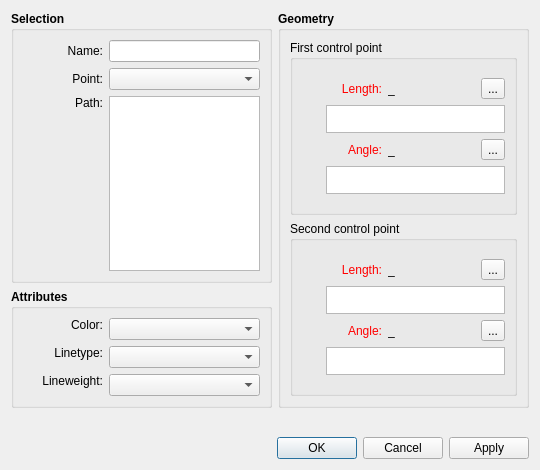
This is src/libs/vtools/dialogs/tools/dialogsplinepath.ui in FashionFreedom/Seamly2D as Qt 5 draws it before an edit. The edited form follows.
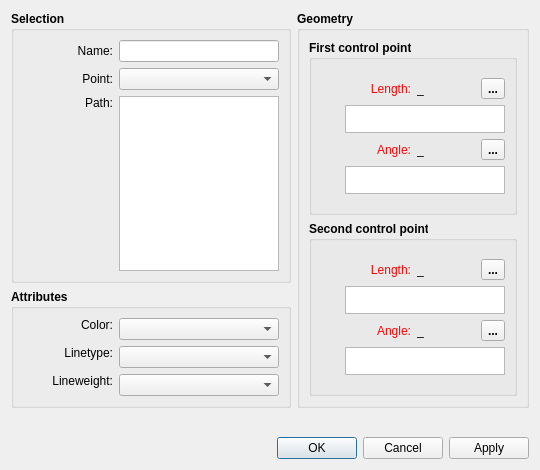
This is the edited form. Icons and pictures are not drawn. Custom widgets are drawn as their Qt base class.

Patch:
```diff
--- a/src/libs/vtools/dialogs/tools/dialogsplinepath.ui
+++ b/src/libs/vtools/dialogs/tools/dialogsplinepath.ui
@@ -39,10 +39,15 @@
            <verstretch>0</verstretch>
           </sizepolicy>
          </property>
+         <property name="minimumSize">
+          <size>
+           <width>0</width>
+           <height>0</height>
+          </size>
+         </property>
          <property name="font">
           <font>
            <pointsize>9</pointsize>
-           <weight>75</weight>
            <bold>true</bold>
           </font>
          </property>
@@ -51,18 +56,21 @@
          </property>
          <layout class="QVBoxLayout" name="verticalLayout_8">
           <item>
-           <layout class="QHBoxLayout" name="horizontalLayout_10">
-            <item>
+           <layout class="QFormLayout" name="formLayout">
+            <property name="labelAlignment">
+             <set>Qt::AlignRight|Qt::AlignTrailing|Qt::AlignVCenter</set>
+            </property>
+            <item row="0" column="0">
              <widget class="QLabel" name="labelName">
               <property name="minimumSize">
                <size>
-                <width>80</width>
+                <width>90</width>
                 <height>0</height>
                </size>
               </property>
               <property name="font">
                <font>
-                <weight>50</weight>
+                <pointsize>9</pointsize>
                 <bold>false</bold>
                </font>
               </property>
@@ -74,7 +82,7 @@
               </property>
              </widget>
             </item>
-            <item>
+            <item row="0" column="1">
              <widget class="QLineEdit" name="lineEditSplPathName">
               <property name="sizePolicy">
                <sizepolicy hsizetype="Expanding" vsizetype="Fixed">
@@ -84,13 +92,13 @@
               </property>
               <property name="minimumSize">
                <size>
-                <width>140</width>
+                <width>80</width>
                 <height>0</height>
                </size>
               </property>
               <property name="font">
                <font>
-                <weight>50</weight>
+                <pointsize>9</pointsize>
                 <bold>false</bold>
                </font>
               </property>
@@ -99,21 +107,17 @@
               </property>
              </widget>
             </item>
-           </layout>
-          </item>
-          <item>
-           <layout class="QHBoxLayout" name="horizontalLayout_3">
-            <item>
+            <item row="1" column="0">
              <widget class="QLabel" name="labelPoint">
               <property name="minimumSize">
                <size>
-                <width>80</width>
+                <width>90</width>
                 <height>0</height>
                </size>
               </property>
               <property name="font">
                <font>
-                <weight>50</weight>
+                <pointsize>9</pointsize>
                 <bold>false</bold>
                </font>
               </property>
@@ -125,7 +129,7 @@
               </property>
              </widget>
             </item>
-            <item>
+            <item row="1" column="1">
              <widget class="QComboBox" name="comboBoxPoint">
               <property name="sizePolicy">
                <sizepolicy hsizetype="Expanding" vsizetype="Fixed">
@@ -135,33 +139,29 @@
               </property>
               <property name="minimumSize">
                <size>
-                <width>140</width>
+                <width>80</width>
                 <height>0</height>
                </size>
               </property>
               <property name="font">
                <font>
-                <weight>50</weight>
+                <pointsize>9</pointsize>
                 <bold>false</bold>
                </font>
               </property>
              </widget>
             </item>
-           </layout>
-          </item>
-          <item>
-           <layout class="QHBoxLayout" name="horizontalLayout">
-            <item>
+            <item row="2" column="0">
              <widget class="QLabel" name="label">
               <property name="minimumSize">
                <size>
-                <width>80</width>
+                <width>90</width>
                 <height>0</height>
                </size>
               </property>
               <property name="font">
                <font>
-                <weight>50</weight>
+                <pointsize>9</pointsize>
                 <bold>false</bold>
                </font>
               </property>
@@ -173,11 +173,11 @@
               </property>
              </widget>
             </item>
-            <item>
+            <item row="2" column="1">
              <widget class="QListWidget" name="listWidget">
               <property name="minimumSize">
                <size>
-                <width>140</width>
+                <width>80</width>
                 <height>0</height>
                </size>
               </property>
@@ -202,7 +202,6 @@
          <property name="font">
           <font>
            <pointsize>9</pointsize>
-           <weight>75</weight>
            <bold>true</bold>
           </font>
          </property>
@@ -212,6 +211,9 @@
          <layout class="QVBoxLayout" name="verticalLayout_5">
           <item>
            <layout class="QFormLayout" name="formLayout_3">
+            <property name="labelAlignment">
+             <set>Qt::AlignRight|Qt::AlignTrailing|Qt::AlignVCenter</set>
+            </property>
             <item row="1" column="0">
              <widget class="QLabel" name="lineType_Label">
               <property name="sizePolicy">
@@ -222,7 +224,7 @@
               </property>
               <property name="minimumSize">
                <size>
-                <width>80</width>
+                <width>90</width>
                 <height>0</height>
                </size>
               </property>
@@ -235,7 +237,6 @@
               <property name="font">
                <font>
                 <pointsize>9</pointsize>
-                <weight>50</weight>
                 <bold>false</bold>
                </font>
               </property>
@@ -257,7 +258,7 @@
               </property>
               <property name="minimumSize">
                <size>
-                <width>140</width>
+                <width>80</width>
                 <height>0</height>
                </size>
               </property>
@@ -270,7 +271,6 @@
               <property name="font">
                <font>
                 <pointsize>9</pointsize>
-                <weight>50</weight>
                 <bold>false</bold>
                </font>
               </property>
@@ -286,7 +286,7 @@
               </property>
               <property name="minimumSize">
                <size>
-                <width>80</width>
+                <width>90</width>
                 <height>0</height>
                </size>
               </property>
@@ -299,7 +299,6 @@
               <property name="font">
                <font>
                 <pointsize>9</pointsize>
-                <weight>50</weight>
                 <bold>false</bold>
                </font>
               </property>
@@ -321,14 +320,13 @@
               </property>
               <property name="minimumSize">
                <size>
-                <width>140</width>
+                <width>80</width>
                 <height>0</height>
                </size>
               </property>
               <property name="font">
                <font>
                 <pointsize>9</pointsize>
-                <weight>50</weight>
                 <bold>false</bold>
                </font>
               </property>
@@ -344,7 +342,7 @@
               </property>
               <property name="minimumSize">
                <size>
-                <width>80</width>
+                <width>90</width>
                 <height>0</height>
                </size>
               </property>
@@ -357,7 +355,6 @@
               <property name="font">
                <font>
                 <pointsize>9</pointsize>
-                <weight>50</weight>
                 <bold>false</bold>
                </font>
               </property>
@@ -379,14 +376,13 @@
               </property>
               <property name="minimumSize">
                <size>
-                <width>140</width>
+                <width>80</width>
                 <height>0</height>
                </size>
               </property>
               <property name="font">
                <font>
                 <pointsize>9</pointsize>
-                <weight>50</weight>
                 <bold>false</bold>
                </font>
               </property>
@@ -410,7 +406,6 @@
        <property name="font">
         <font>
          <pointsize>9</pointsize>
-         <weight>75</weight>
          <bold>true</bold>
         </font>
        </property>
@@ -422,8 +417,8 @@
          <widget class="QGroupBox" name="firstCP_GroupBox">
           <property name="font">
            <font>
-            <weight>50</weight>
-            <bold>false</bold>
+            <pointsize>9</pointsize>
+            <bold>true</bold>
            </font>
           </property>
           <property name="title">
@@ -444,7 +439,7 @@
                  </property>
                  <property name="minimumSize">
                   <size>
-                   <width>80</width>
+                   <width>90</width>
                    <height>0</height>
                   </size>
                  </property>
@@ -485,6 +480,12 @@
                    </disabled>
                   </palette>
                  </property>
+                 <property name="font">
+                  <font>
+                   <pointsize>9</pointsize>
+                   <bold>false</bold>
+                  </font>
+                 </property>
                  <property name="text">
                   <string>Length:</string>
                  </property>
@@ -503,10 +504,16 @@
                  </property>
                  <property name="minimumSize">
                   <size>
-                   <width>87</width>
+                   <width>40</width>
                    <height>0</height>
                   </size>
                  </property>
+                 <property name="font">
+                  <font>
+                   <pointsize>9</pointsize>
+                   <bold>false</bold>
+                  </font>
+                 </property>
                  <property name="toolTip">
                   <string>Value</string>
                  </property>
@@ -601,6 +608,12 @@
                    <height>28</height>
                   </size>
                  </property>
+                 <property name="font">
+                  <font>
+                   <pointsize>9</pointsize>
+                   <bold>false</bold>
+                  </font>
+                 </property>
                  <property name="toolTip">
                   <string>Calculation</string>
                  </property>
@@ -623,7 +636,7 @@
                  </property>
                  <property name="minimumSize">
                   <size>
-                   <width>80</width>
+                   <width>90</width>
                    <height>0</height>
                   </size>
                  </property>
@@ -664,6 +677,12 @@
                    </disabled>
                   </palette>
                  </property>
+                 <property name="font">
+                  <font>
+                   <pointsize>9</pointsize>
+                   <bold>false</bold>
+                  </font>
+                 </property>
                  <property name="text">
                   <string>Angle:</string>
                  </property>
@@ -682,10 +701,16 @@
                  </property>
                  <property name="minimumSize">
                   <size>
-                   <width>87</width>
+                   <width>40</width>
                    <height>0</height>
                   </size>
                  </property>
+                 <property name="font">
+                  <font>
+                   <pointsize>9</pointsize>
+                   <bold>false</bold>
+                  </font>
+                 </property>
                  <property name="toolTip">
                   <string>Value</string>
                  </property>
@@ -780,6 +805,12 @@
                    <height>28</height>
                   </size>
                  </property>
+                 <property name="font">
+                  <font>
+                   <pointsize>9</pointsize>
+                   <bold>false</bold>
+                  </font>
+                 </property>
                  <property name="toolTip">
                   <string>Calculation</string>
                  </property>
@@ -799,8 +830,8 @@
          <widget class="QGroupBox" name="secondCP_GroupBox">
           <property name="font">
            <font>
-            <weight>50</weight>
-            <bold>false</bold>
+            <pointsize>9</pointsize>
+            <bold>true</bold>
            </font>
           </property>
           <property name="title">
@@ -821,7 +852,7 @@
                  </property>
                  <property name="minimumSize">
                   <size>
-                   <width>80</width>
+                   <width>90</width>
                    <height>0</height>
                   </size>
                  </property>
@@ -862,6 +893,12 @@
                    </disabled>
                   </palette>
                  </property>
+                 <property name="font">
+                  <font>
+                   <pointsize>9</pointsize>
+                   <bold>false</bold>
+                  </font>
+                 </property>
                  <property name="text">
                   <string>Length:</string>
                  </property>
@@ -880,10 +917,16 @@
                  </property>
                  <property name="minimumSize">
                   <size>
-                   <width>87</width>
+                   <width>40</width>
                    <height>0</height>
                   </size>
                  </property>
+                 <property name="font">
+                  <font>
+                   <pointsize>9</pointsize>
+                   <bold>false</bold>
+                  </font>
+                 </property>
                  <property name="toolTip">
                   <string>Value</string>
                  </property>
@@ -978,6 +1021,12 @@
                    <height>28</height>
                   </size>
                  </property>
+                 <property name="font">
+                  <font>
+                   <pointsize>9</pointsize>
+                   <bold>false</bold>
+                  </font>
+                 </property>
                  <property name="toolTip">
                   <string>Calculation</string>
                  </property>
@@ -1000,7 +1049,7 @@
                  </property>
                  <property name="minimumSize">
                   <size>
-                   <width>80</width>
+                   <width>90</width>
                    <height>0</height>
                   </size>
                  </property>
@@ -1041,6 +1090,12 @@
                    </disabled>
                   </palette>
                  </property>
+                 <property name="font">
+                  <font>
+                   <pointsize>9</pointsize>
+                   <bold>false</bold>
+                  </font>
+                 </property>
                  <property name="text">
                   <string>Angle:</string>
                  </property>
@@ -1059,10 +1114,16 @@
                  </property>
                  <property name="minimumSize">
                   <size>
-                   <width>87</width>
+                   <width>40</width>
                    <height>0</height>
                   </size>
                  </property>
+                 <property name="font">
+                  <font>
+                   <pointsize>9</pointsize>
+                   <bold>false</bold>
+                  </font>
+                 </property>
                  <property name="toolTip">
                   <string>Value</string>
                  </property>
@@ -1157,6 +1218,12 @@
                    <height>28</height>
                   </size>
                  </property>
+                 <property name="font">
+                  <font>
+                   <pointsize>9</pointsize>
+                   <bold>false</bold>
+                  </font>
+                 </property>
                  <property name="toolTip">
                   <string>Calculation</string>
                  </property>
```
